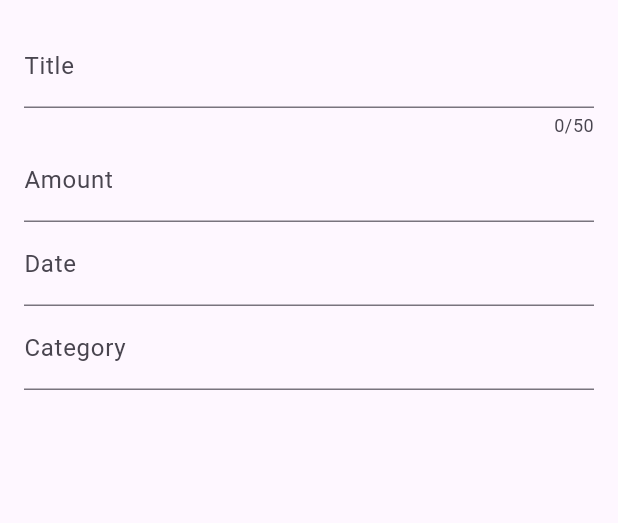
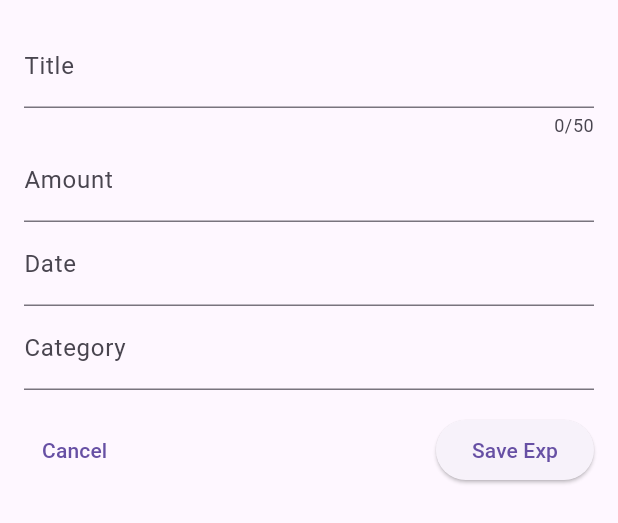
Before and after one commit to ravraw/flutter_expense_tracker, a Flutter app: the NewExpense widget shown alone on an empty page, opened directly, on a phone screen of 412 x 824 dp. Shown: the top 523 px of the screen. Run offline on Flutter 3.47's test engine with Material 3 defaults, Android fonts, the phone set to English and light mode, and no system bars.

Commit message:
Added and Amout to NewExpense Wedgit

```diff
--- a/lib/new_expense.dart
+++ b/lib/new_expense.dart
@@ -8,25 +8,54 @@ class NewExpense extends StatefulWidget {
 }
 
 class _NewExpenseState extends State<NewExpense> {
+  final _titleController = TextEditingController();
+  final _amountController = TextEditingController();
+
+  @override
+  void dispose() {
+    _titleController.dispose();
+    super.dispose();
+  }
+
   @override
   Widget build(BuildContext context) {
-    return const Padding(
-      padding: EdgeInsets.all(16),
+    return Padding(
+      padding: const EdgeInsets.all(16),
       child: Column(
         children: [
           TextField(
-            decoration: InputDecoration(labelText: "Title"),
+            controller: _titleController,
+            decoration: const InputDecoration(labelText: "Title"),
             maxLength: 50,
           ),
           TextField(
-            decoration: InputDecoration(labelText: "Amount"),
+            controller: _amountController,
+            keyboardType: TextInputType.number,
+            decoration:
+                const InputDecoration(prefixText: '\$ ', labelText: "Amount"),
           ),
-          TextField(
+          const TextField(
             decoration: InputDecoration(labelText: "Date"),
           ),
-          TextField(
+          const TextField(
             decoration: InputDecoration(labelText: "Category"),
           ),
+          const SizedBox(height: 16),
+          Row(
+            mainAxisAlignment: MainAxisAlignment.spaceBetween,
+            children: [
+              TextButton(
+                onPressed: () {
+                  Navigator.of(context).pop();
+                },
+                child: const Text("Cancel"),
+              ),
+              ElevatedButton(
+                onPressed: () {},
+                child: const Text("Save Exp"),
+              )
+            ],
+          )
         ],
       ),
     );
```
